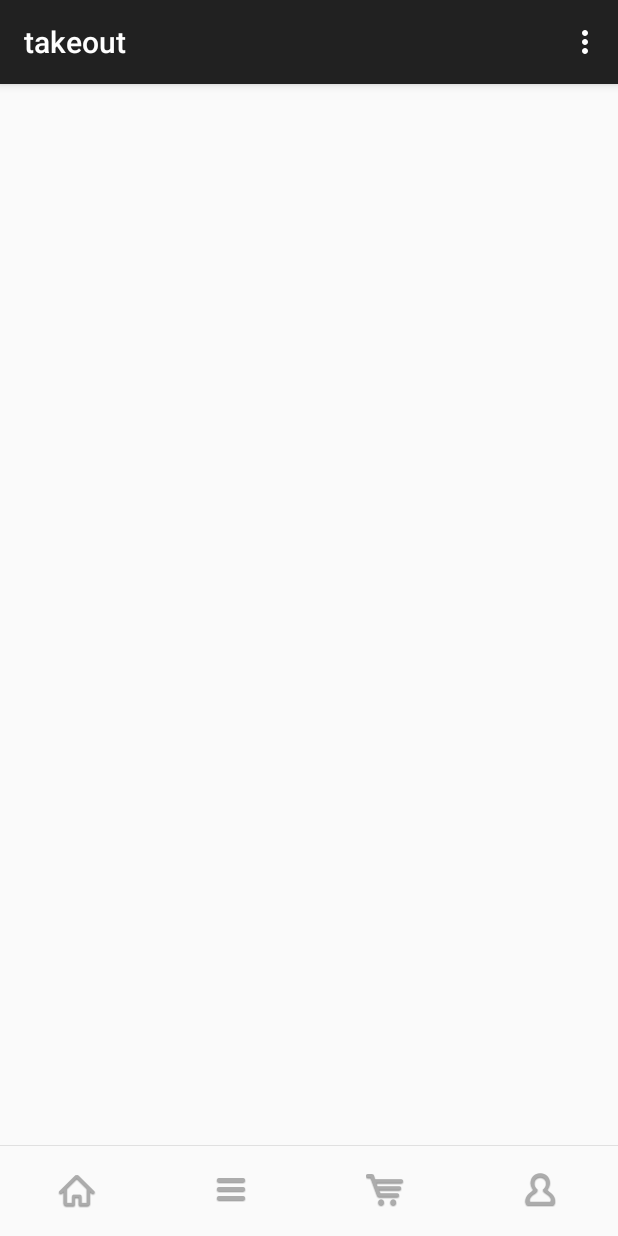
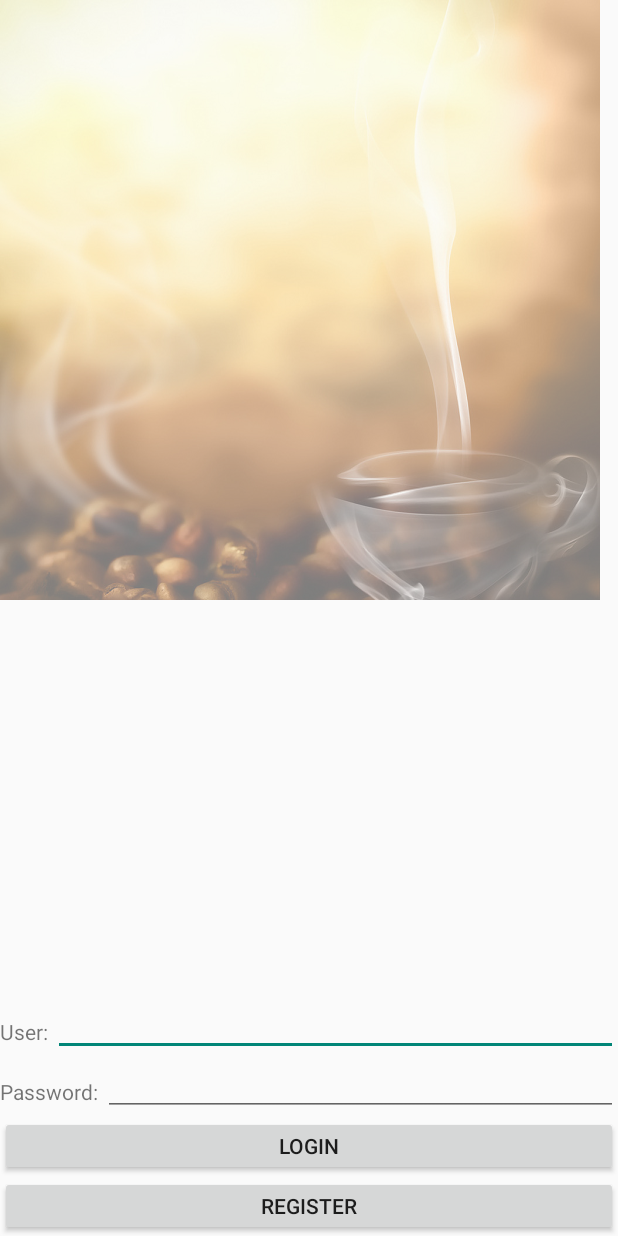
Before and after one commit to huangbop/takeout, an Android app: the MainActivity screen opened directly, with no data from a screen before it, on a phone screen of 412 x 824 dp. Run offline under Robolectric (Android 15) with nearby library versions, the phone set to English and light mode, and no system bars.

Commit message:
Login activity

```diff
--- a/app/src/main/java/com/huangbop/takeout/MainActivity.java
+++ b/app/src/main/java/com/huangbop/takeout/MainActivity.java
@@ -1,39 +1,58 @@
 package com.huangbop.takeout;
 
-import android.support.v7.app.ActionBarActivity;
+import android.content.Intent;
 import android.os.Bundle;
-import android.view.Menu;
-import android.view.MenuItem;
+import android.view.View;
+import android.widget.Button;
+import android.widget.EditText;
 
 
-public class MainActivity extends ActionBarActivity {
+public class MainActivity extends BaseActivity {
+
+  private Button btnLogin;
+  private Button btnRegister;
+  private EditText etUser;
+  private EditText etPassword;
+
 
   @Override
   protected void onCreate(Bundle savedInstanceState) {
     super.onCreate(savedInstanceState);
-    setContentView(R.layout.activity_main);
+    setContentView(R.layout.activity_login);
+
+    findViews();
+
+    setListener();
+
+  }
+
+  private void setListener() {
+    btnLogin.setOnClickListener(new View.OnClickListener() {
+      @Override
+      public void onClick(View v) {
+        Intent i = new Intent(MainActivity.this, CurrentActivity.class);
+        startActivity(i);
+        finish();
+      }
+    });
+
+    btnRegister.setOnClickListener(new View.OnClickListener() {
+      @Override
+      public void onClick(View v) {
+        Intent i = new Intent(MainActivity.this, RegisterActivity.class);
+        startActivity(i);
+      }
+    });
+
+  }
+
+  private void findViews() {
+    btnLogin = (Button) findViewById(R.id.btnLogin);
+    btnRegister = (Button) findViewById(R.id.btnRegister);
+    etUser = (EditText) findViewById(R.id.etUser);
+    etPassword = (EditText) findViewById(R.id.etPassword);
+
   }
 
 
-  @Override
-  public boolean onCreateOptionsMenu(Menu menu) {
-    // Inflate the menu; this adds items to the action bar if it is present.
-    getMenuInflater().inflate(R.menu.menu_main, menu);
-    return true;
-  }
-
-  @Override
-  public boolean onOptionsItemSelected(MenuItem item) {
-    // Handle action bar item clicks here. The action bar will
-    // automatically handle clicks on the Home/Up button, so long
-    // as you specify a parent activity in AndroidManifest.xml.
-    int id = item.getItemId();
-
-    //noinspection SimplifiableIfStatement
-    if (id == R.id.action_settings) {
-      return true;
-    }
-
-    return super.onOptionsItemSelected(item);
-  }
 }
--- a/app/src/main/java/com/huangbop/takeout/SplashActivity.java
+++ b/app/src/main/java/com/huangbop/takeout/SplashActivity.java
@@ -40,7 +40,7 @@ public class SplashActivity extends BaseActivity {
         Intent intent;
         intent = new Intent(SplashActivity.this, MainActivity.class);
         startActivity(intent);
-
+        finish();
       }
     });
 
--- /dev/null
+++ b/app/src/main/res/layout/activity_login.xml
@@ -0,0 +1,90 @@
+<?xml version="1.0" encoding="utf-8"?>
+<RelativeLayout xmlns:android="http://schemas.android.com/apk/res/android"
+                android:layout_width="match_parent"
+                android:layout_height="match_parent">
+
+  <ImageView
+      android:layout_width="fill_parent"
+      android:layout_height="fill_parent"
+      android:id="@+id/imageView"
+      android:layout_centerVertical="true"
+      android:scaleType="matrix"
+      android:src="@drawable/bg"
+      android:adjustViewBounds="false"
+      android:alpha="0.5"
+      android:cropToPadding="false"
+      />
+
+  <LinearLayout
+      android:orientation="horizontal"
+      android:layout_width="match_parent"
+      android:layout_height="40dp"
+      android:id="@+id/l_a"
+      android:layout_above="@+id/l_b">
+
+    <TextView
+        android:layout_width="wrap_content"
+        android:layout_height="wrap_content"
+        android:text="User: "
+        android:id="@+id/textView"/>
+
+    <EditText
+        android:layout_width="match_parent"
+        android:layout_height="wrap_content"
+        android:id="@+id/etUser"/>
+
+  </LinearLayout>
+
+  <LinearLayout
+      android:orientation="horizontal"
+      android:layout_width="match_parent"
+      android:layout_height="40dp"
+      android:id="@+id/l_b"
+      android:layout_above="@+id/l_c">
+
+    <TextView
+        android:layout_width="wrap_content"
+        android:layout_height="wrap_content"
+        android:text="Password: "
+        android:id="@+id/textView2"/>
+
+    <EditText
+        android:layout_width="match_parent"
+        android:layout_height="wrap_content"
+        android:id="@+id/etPassword"/>
+
+  </LinearLayout>
+
+  <LinearLayout
+      android:orientation="horizontal"
+      android:layout_width="match_parent"
+      android:layout_height="40dp"
+      android:id="@+id/l_c"
+      android:layout_alignParentEnd="false"
+      android:layout_alignParentRight="false"
+      android:layout_alignParentBottom="false"
+      android:layout_alignParentLeft="false"
+      android:layout_above="@+id/l_d">
+
+    <Button
+        android:layout_width="match_parent"
+        android:layout_height="wrap_content"
+        android:text="login"
+        android:id="@+id/btnLogin"/>
+  </LinearLayout>
+
+  <LinearLayout
+      android:orientation="horizontal"
+      android:layout_width="match_parent"
+      android:layout_height="40dp"
+      android:layout_alignParentBottom="true"
+      android:id="@+id/l_d">
+
+    <Button
+        android:layout_width="match_parent"
+        android:layout_height="wrap_content"
+        android:text="register"
+        android:id="@+id/btnRegister"/>
+  </LinearLayout>
+
+</RelativeLayout>
```
Also changed, not shown: app/src/main/java/com/huangbop/takeout/CurrentActivity.java (added, +16 -0 lines), app/src/main/java/com/huangbop/takeout/RegisterActivity.java (added, +16 -0 lines), app/src/main/res/layout/activity_current.xml (added, +13 -0 lines), app/src/main/res/layout/activity_register.xml (added, +15 -0 lines).
